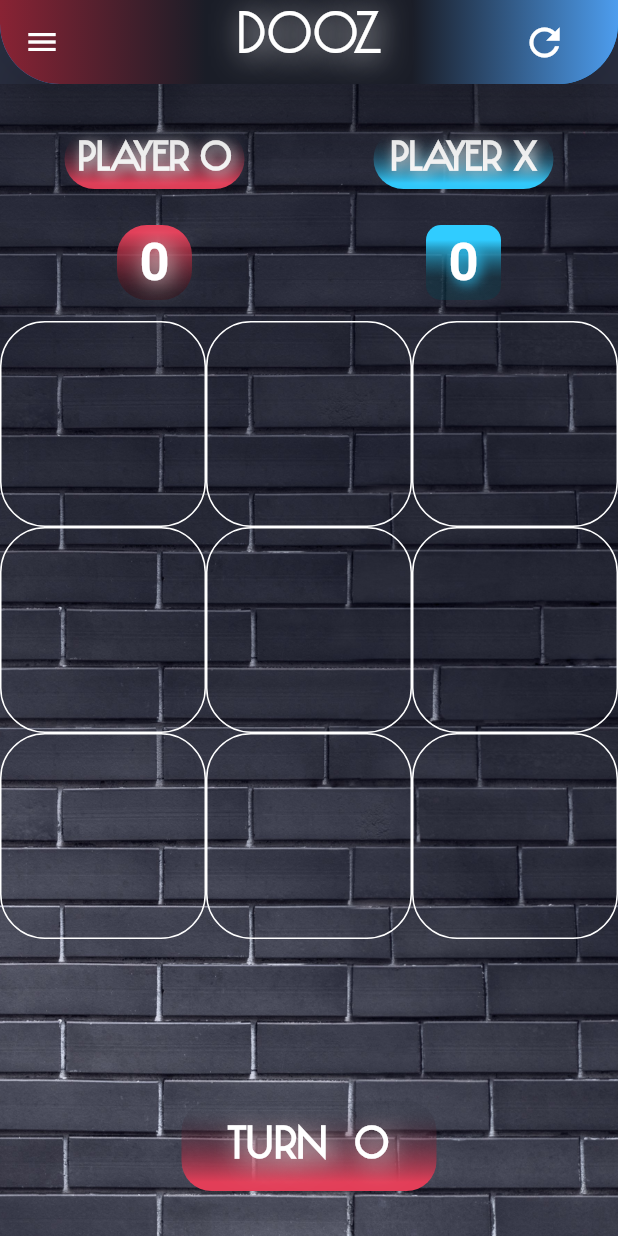
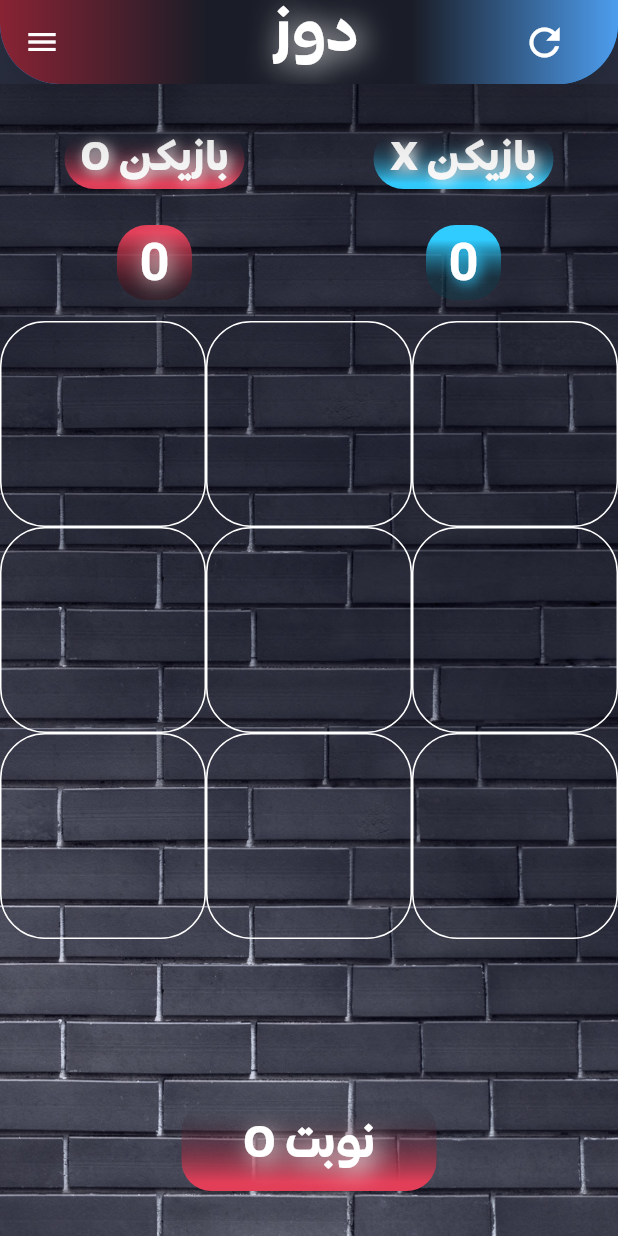
Before and after one commit to amirkhosrwiy/Dooz, a Flutter app: the Home screen opened directly, on a phone screen of 412 x 824 dp. Run offline on Flutter 3.47's test engine with Material 2 defaults, Android fonts, the light colour scheme and no system bars; our stand-ins replace gradient_borders, lottie.

Commit message:
Created Persian Language in 19:15  1402/2/5

```diff
--- a/lib/screens/home2_screen.dart
+++ b/lib/screens/home2_screen.dart
@@ -77,9 +77,9 @@ class _HomeState2 extends State<Home2> {
         ),
         actions: [
           Padding(
-            padding: const EdgeInsets.symmetric(horizontal: 85, vertical: 5),
+            padding: const EdgeInsets.symmetric(horizontal: 100, vertical: 0),
             child: Text(
-              'Dooz',
+              'دوز',
               style: TextStyle(
                 shadows: [
                   Shadow(
@@ -92,7 +92,7 @@ class _HomeState2 extends State<Home2> {
                 // fontFamily:
                 fontSize: 40,
                 // fontWeight: FontWeight.bold,
-                fontFamily: 'GI',
+                fontFamily: 'QT',
               ),
             ),
           ),
@@ -282,9 +282,9 @@ class _HomeState2 extends State<Home2> {
         height: 60,
         child: Center(
           child: Text(
-            isTurnO ? 'Turn  O' : 'Turn  X',
+            isTurnO ? 'O نوبت' : 'X نوبت',
             style: TextStyle(
-              fontFamily: 'GI',
+              fontFamily: 'QT',
               shadows: [
                 Shadow(
                   blurRadius: 20.0, // shadow blur
@@ -953,11 +953,11 @@ class _HomeState2 extends State<Home2> {
                   height: 40,
                   child: Center(
                     child: Text(
-                      'Player O',
+                      'O بازیکن',
                       style: TextStyle(
                         color: Colors.white,
                         fontSize: 27.5,
-                        fontFamily: 'GI',
+                        fontFamily: 'QT',
                         fontWeight: FontWeight.bold,
                         shadows: [
                           Shadow(
@@ -1039,12 +1039,12 @@ class _HomeState2 extends State<Home2> {
                   height: 40,
                   child: Center(
                     child: Text(
-                      'Player X',
+                      'X بازیکن',
                       style: TextStyle(
                         color: Colors.white,
                         fontSize: 27.5,
                         fontWeight: FontWeight.bold,
-                        fontFamily: 'GI',
+                        fontFamily: 'QT',
                         shadows: [
                           Shadow(
                             blurRadius: 10.0, // shadow blur
--- a/lib/screens/home_screen.dart
+++ b/lib/screens/home_screen.dart
@@ -34,9 +34,9 @@ class _HomeState extends State<Home> {
         ),
         actions: [
           Padding(
-            padding: const EdgeInsets.symmetric(horizontal: 85, vertical: 5),
+            padding: const EdgeInsets.symmetric(horizontal: 100, vertical: 0),
             child: Text(
-              'Dooz',
+              'دوز',
               style: TextStyle(
                 shadows: [
                   Shadow(
@@ -49,7 +49,7 @@ class _HomeState extends State<Home> {
                 // fontFamily:
                 fontSize: 40,
                 // fontWeight: FontWeight.bold,
-                fontFamily: 'GI',
+                fontFamily: 'QT',
               ),
             ),
           ),
@@ -241,9 +241,9 @@ class _HomeState extends State<Home> {
         height: 60,
         child: Center(
           child: Text(
-            isTurnO ? 'Turn  O' : 'Turn  X',
+            isTurnO ? 'O نوبت' : 'X نوبت',
             style: TextStyle(
-              fontFamily: 'GI',
+              fontFamily: 'QT',
               shadows: [
                 Shadow(
                   blurRadius: 20.0, // shadow blur
@@ -416,11 +416,11 @@ class _HomeState extends State<Home> {
                   height: 40,
                   child: Center(
                     child: Text(
-                      'Player O',
+                      'O بازیکن',
                       style: TextStyle(
                         color: Colors.white,
                         fontSize: 27.5,
-                        fontFamily: 'GI',
+                        fontFamily: 'QT',
                         fontWeight: FontWeight.bold,
                         shadows: [
                           Shadow(
@@ -502,12 +502,12 @@ class _HomeState extends State<Home> {
                   height: 40,
                   child: Center(
                     child: Text(
-                      'Player X',
+                      'X بازیکن',
                       style: TextStyle(
                         color: Colors.white,
                         fontSize: 27.5,
                         fontWeight: FontWeight.bold,
-                        fontFamily: 'GI',
+                        fontFamily: 'QT',
                         shadows: [
                           Shadow(
                             blurRadius: 10.0, // shadow blur
@@ -571,7 +571,7 @@ class _HomeState extends State<Home> {
                           0.2,
                           0.7
                         ]),
-                    borderRadius: BorderRadius.circular(10),
+                    borderRadius: BorderRadius.circular(20),
                   ),
                 ),
               ),
--- a/lib/widget/navigation_drawer_widget.dart
+++ b/lib/widget/navigation_drawer_widget.dart
@@ -19,7 +19,7 @@ class NavigationDrawerWidget extends StatelessWidget {
 
             const SizedBox(height: 48),
             buildMenuItem(
-              text: 'Home',
+              text: 'خانه',
               icon: Icons.home,
               onClicked: () => selectedItem(context, 0),
             ),
```
